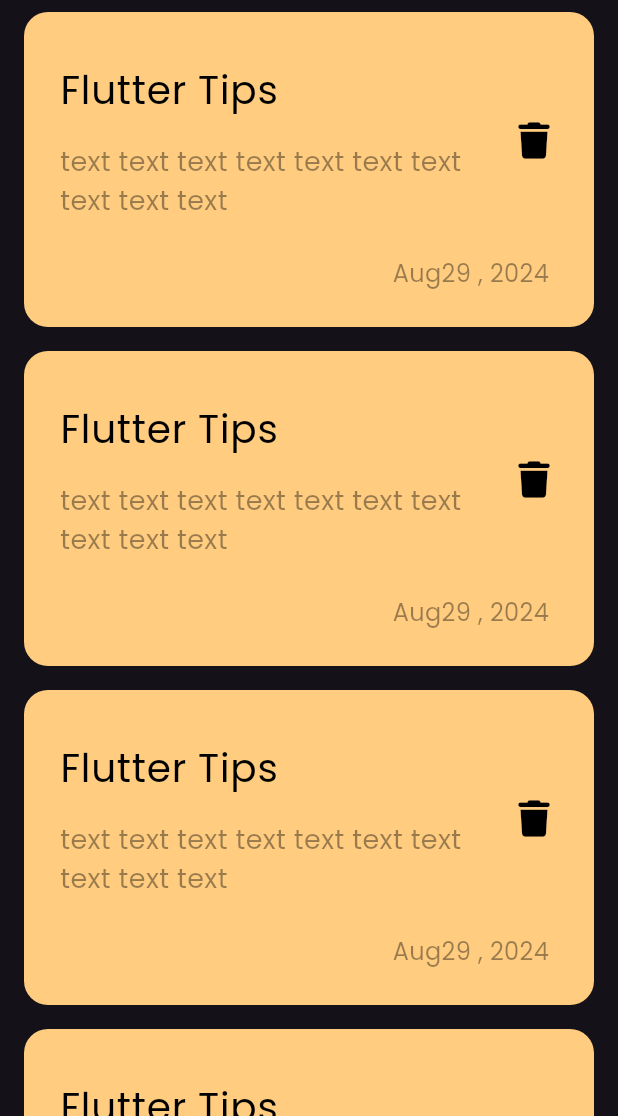
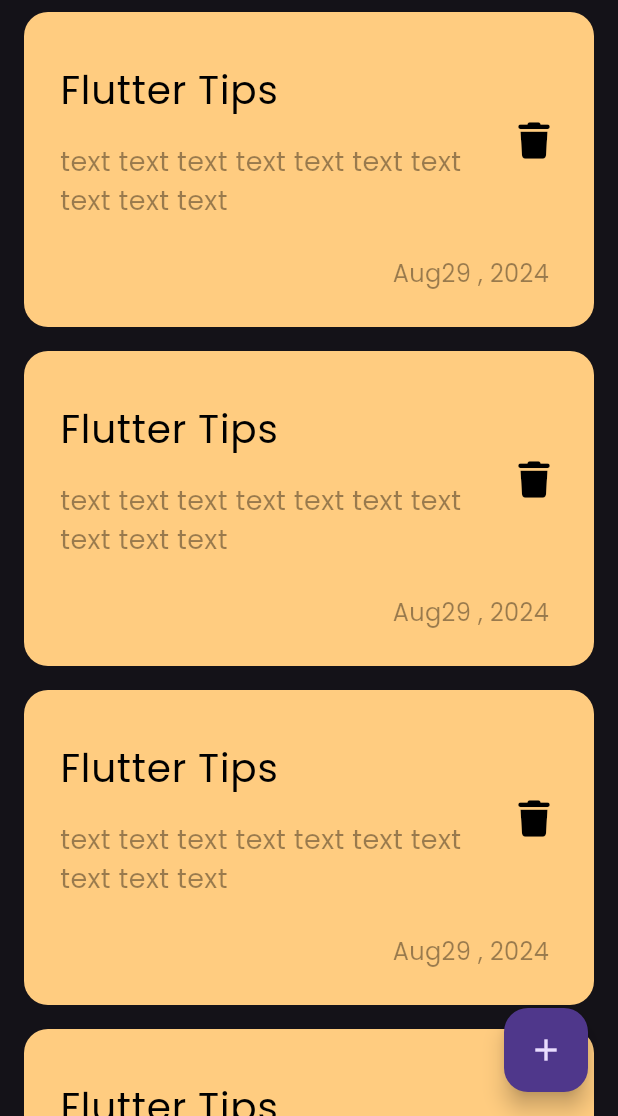
Before and after one commit to Sayed365/notes_app, a Flutter app: the screen it shows after launch, on a phone screen of 412 x 824 dp, the part 120-1236 px from its top. Run offline on Flutter 3.47's test engine with Material 3 defaults, Android fonts, the phone set to English and light mode, and no system bars; our stand-ins replace font_awesome_flutter.

Commit message:
add floating action button

```diff
--- a/lib/main.dart
+++ b/lib/main.dart
@@ -1,5 +1,5 @@
 import 'package:flutter/material.dart';
-import 'package:notes_app/views/home_view.dart';
+import 'package:notes_app/views/notes_view.dart';
 
 void main() {
   runApp(const NotesApp());
--- a/lib/views/home_view.dart
+++ /dev/null
@@ -1,14 +0,0 @@
-import 'package:flutter/material.dart';
-import 'package:notes_app/views/widgets/notes_view_body.dart';
-
-class HomeView extends StatelessWidget {
-  const HomeView({super.key});
-
-  @override
-  Widget build(BuildContext context) {
-    return const Scaffold(
-       body: NotesViewBody(
-       ),
-    );
-  }
-}
--- /dev/null
+++ b/lib/views/notes_view.dart
@@ -0,0 +1,22 @@
+import 'package:flutter/material.dart';
+import 'package:notes_app/views/widgets/notes_view_body.dart';
+
+class HomeView extends StatelessWidget {
+  const HomeView({super.key});
+
+  @override
+  Widget build(BuildContext context) {
+    return Scaffold(
+      floatingActionButton: Padding(
+        padding: const EdgeInsets.only(right: 4),
+        child: FloatingActionButton(
+          onPressed: () {},
+          child: const Icon(
+            Icons.add,
+          ),
+        ),
+      ),
+      body: const NotesViewBody(),
+    );
+  }
+}
```
